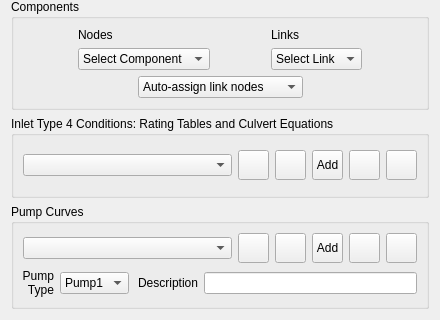
Old version of the form flo2d/ui/storm_drain_editor.ui in the repository FLO-2DSoftware/qgis-flo-2d-plugin; both pictures show x 0 to 440 and y 165 to 485 of the 440 by 485 pixel window.
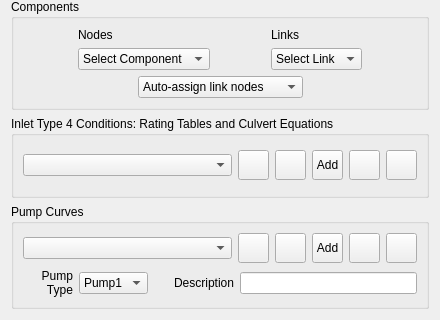
New version of the form. Icons and pictures are not drawn.

Commit message: SD widget: fix trimming of texts

Patch:
```diff
--- a/flo2d/ui/storm_drain_editor.ui
+++ b/flo2d/ui/storm_drain_editor.ui
@@ -943,9 +943,15 @@
               <verstretch>0</verstretch>
              </sizepolicy>
             </property>
+            <property name="minimumSize">
+             <size>
+              <width>50</width>
+              <height>0</height>
+             </size>
+            </property>
             <property name="maximumSize">
              <size>
-              <width>31</width>
+              <width>16777215</width>
               <height>16777215</height>
              </size>
             </property>
@@ -1025,13 +1031,13 @@
             </property>
             <property name="minimumSize">
              <size>
-              <width>63</width>
+              <width>80</width>
               <height>0</height>
              </size>
             </property>
             <property name="maximumSize">
              <size>
-              <width>63</width>
+              <width>16777215</width>
               <height>16777215</height>
              </size>
             </property>
```
The commit also changes 1 other file.
